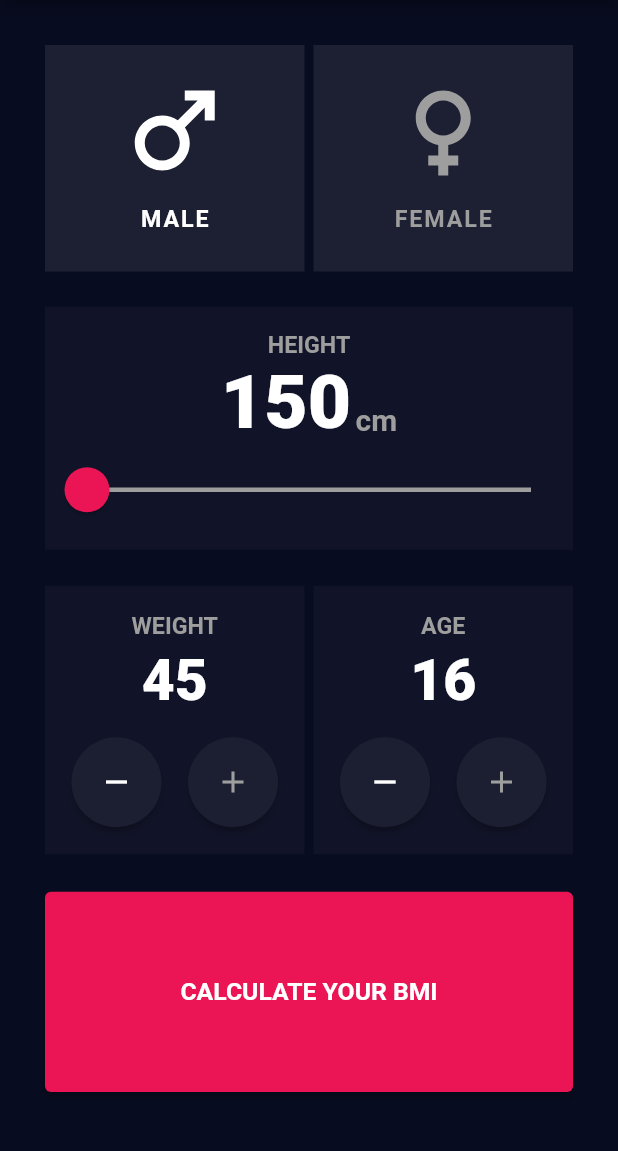
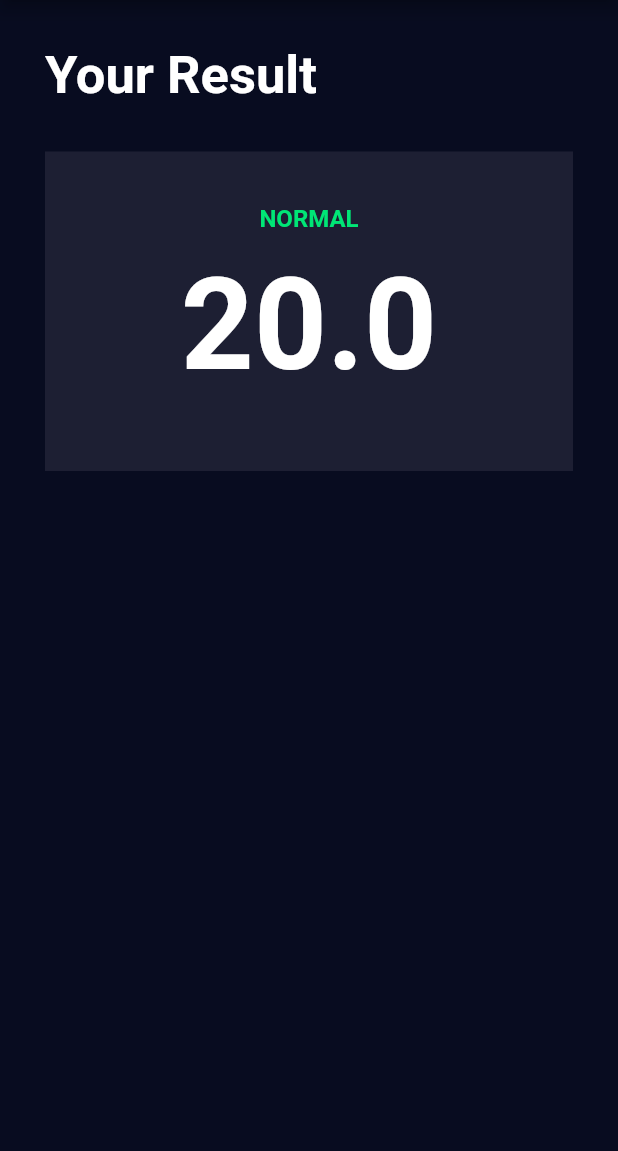
Before and after one commit to NickTaykey/BMI_calculator_app, a Flutter app: the screen it shows after launch, after a tap on "CALCULATE YOUR BMI", on a phone screen of 412 x 824 dp, the part 84-1235 px from its top. Run offline on Flutter 3.47's test engine with Material 2 defaults, Android fonts, the phone set to English and light mode, and no system bars; our stand-ins replace flutter_svg.

Commit message:
begin implementation of BMIResults

```diff
--- a/lib/BMICalculator.dart
+++ b/lib/BMICalculator.dart
@@ -3,6 +3,8 @@ import 'SexSelection.dart';
 import 'HeightSlider.dart';
 import 'BottomBar.dart';
 import 'CalculateBtn.dart';
+import 'BMIResults.dart';
+import 'dart:math';
 
 class BMICalculator extends StatefulWidget {
   @override
@@ -16,7 +18,7 @@ class _BMICalculatorState extends State<BMICalculator> {
       minWeight = 45,
       maxHeight = 225,
       minHeight = 150;
-
+  double bmiValue;
   int height = 150, age = 16, weight = 45;
   String sex = 'M';
 
@@ -46,20 +48,31 @@ class _BMICalculatorState extends State<BMICalculator> {
     }
   }
 
+  double calculateBMI() {
+    double value = (weight / pow((height / 100), 2));
+    return double.parse(value.toStringAsFixed(2));
+  }
+
+  void onSubmit() {
+    setState(() {
+      bmiValue = calculateBMI();
+    });
+  }
+
   @override
   Widget build(BuildContext context) {
     return Container(
       margin: EdgeInsets.symmetric(horizontal: 30, vertical: 15),
-      child: Column(
-        children: [
-          SexSection(setSex, getSex),
-          HeightSlider(setHeight, getHeight, maxHeight, minHeight),
-          BottomBar(getAge, getWeight, updateAge, updateWeight),
-          Expanded(
-            child: CalculateBtn(),
-          )
-        ],
-      ),
+      child: bmiValue == null
+          ? Column(children: [
+              SexSection(setSex, getSex),
+              HeightSlider(setHeight, getHeight, maxHeight, minHeight),
+              BottomBar(getAge, getWeight, updateAge, updateWeight),
+              Expanded(
+                child: CalculateBtn(onSubmit),
+              )
+            ])
+          : BMIResults(bmiValue),
     );
   }
 }
--- /dev/null
+++ b/lib/BMIResults.dart
@@ -0,0 +1,53 @@
+import 'package:flutter/material.dart';
+
+class BMIResults extends StatelessWidget {
+  final double bmiValue;
+  BMIResults(this.bmiValue);
+  @override
+  Widget build(BuildContext context) {
+    return Container(
+      child: Column(
+        children: [
+          Container(
+            width: double.infinity,
+            margin: EdgeInsets.fromLTRB(0, 15, 0, 30),
+            child: Text(
+              'Your Result',
+              style: TextStyle(
+                fontSize: 35,
+                fontWeight: FontWeight.bold,
+              ),
+            ),
+          ),
+          Container(
+            width: double.infinity,
+            color: Color.fromRGBO(29, 31, 51, 1),
+            padding: EdgeInsets.symmetric(vertical: 35, horizontal: 40),
+            child: Column(
+              children: [
+                Text(
+                  'NORMAL',
+                  style: TextStyle(
+                    fontWeight: FontWeight.bold,
+                    fontSize: 16,
+                    color: Colors.greenAccent[400],
+                  ),
+                ),
+                Container(
+                  margin: EdgeInsets.symmetric(vertical: 12),
+                  child: Text(
+                    bmiValue.toString(),
+                    style: TextStyle(
+                      fontSize: 85,
+                      fontWeight: FontWeight.w700,
+                    ),
+                  ),
+                )
+              ],
+            ),
+          )
+        ],
+      ),
+    );
+  }
+}
--- a/lib/CalculateBtn.dart
+++ b/lib/CalculateBtn.dart
@@ -1,13 +1,15 @@
 import 'package:flutter/material.dart';
 
 class CalculateBtn extends StatelessWidget {
+  final Function onSubmit;
+  CalculateBtn(this.onSubmit);
   @override
   Widget build(BuildContext context) {
     return Container(
       margin: EdgeInsets.symmetric(vertical: 25),
       width: double.infinity,
       child: ElevatedButton(
-        onPressed: () {},
+        onPressed: onSubmit,
         style: ElevatedButton.styleFrom(
           primary: Color.fromRGBO(235, 21, 85, 1),
         ),
```
